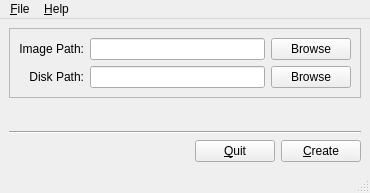
The window that staj-projeleri/puding/data/ui/qtMain.ui (pars-linux/uludag) describes before a commit, drawn with Qt 5.
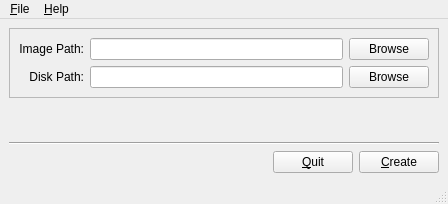
The same window after the commit.

Commit message: connect second browse button to qtSelectDisk.ui qdialog.

The edit to the form file:
```diff
--- a/staj-projeleri/puding/data/ui/qtMain.ui
+++ b/staj-projeleri/puding/data/ui/qtMain.ui
@@ -6,20 +6,14 @@
    <rect>
     <x>0</x>
     <y>0</y>
-    <width>370</width>
-    <height>193</height>
+    <width>448</width>
+    <height>204</height>
    </rect>
   </property>
   <property name="minimumSize">
    <size>
-    <width>370</width>
-    <height>193</height>
-   </size>
-  </property>
-  <property name="maximumSize">
-   <size>
-    <width>370</width>
-    <height>193</height>
+    <width>448</width>
+    <height>204</height>
    </size>
   </property>
   <property name="windowTitle">
@@ -137,7 +131,7 @@
     <rect>
      <x>0</x>
      <y>0</y>
-     <width>370</width>
+     <width>448</width>
      <height>27</height>
     </rect>
    </property>
```
The commit also changes 2 other files.
